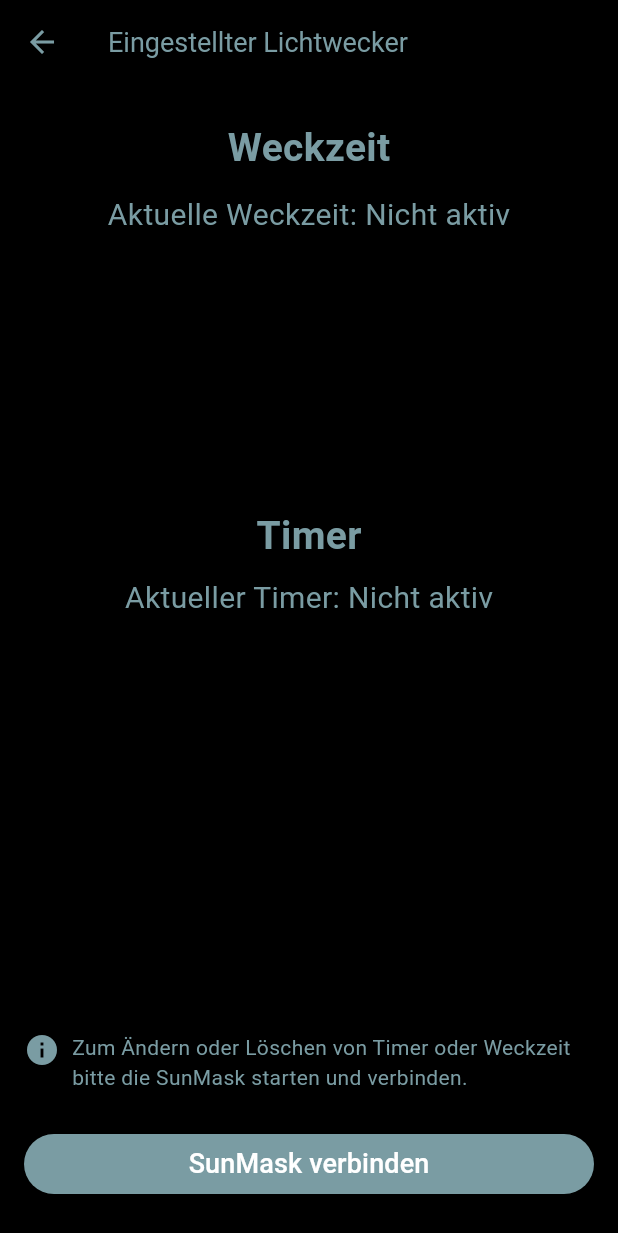
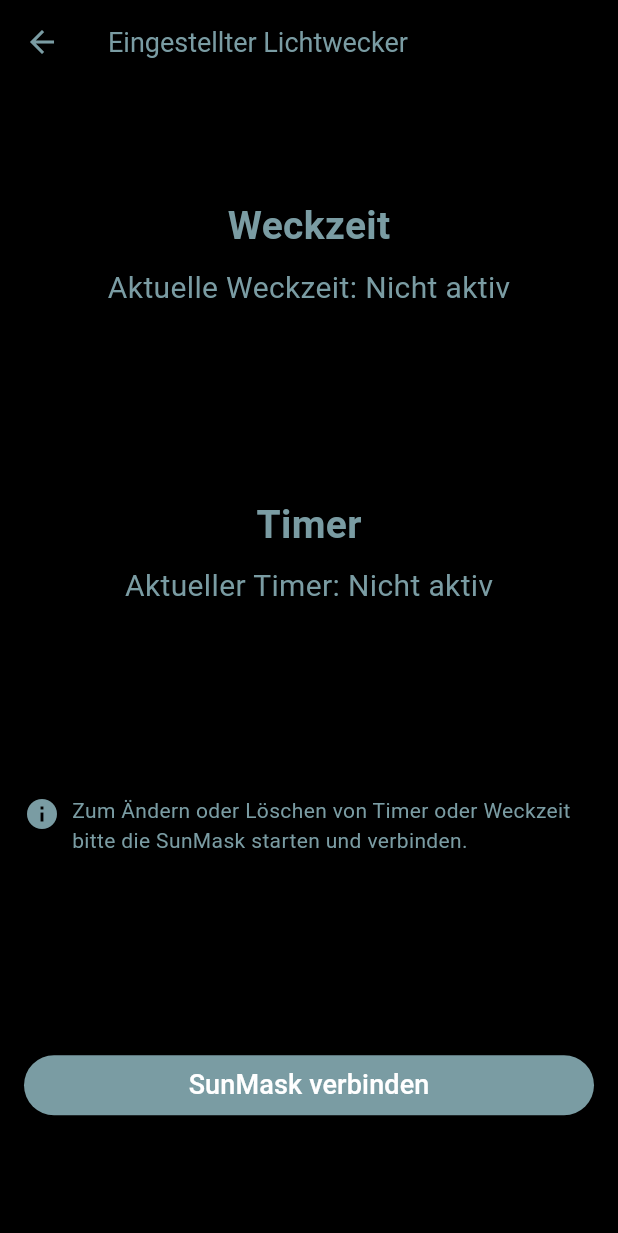
Before and after one commit to SomnusSunMask/SunMask-new, a Flutter app: the DeviceOverviewPage screen opened directly with empty values, on a phone screen of 412 x 824 dp. Shown: the top 1233 px of the screen. Run offline on Flutter 3.47's test engine with Material 3 defaults, Android fonts, the phone set to English and light mode, and no system bars; our stand-ins replace flutter_blue_plus, shared_preferences; accounts and stored records are empty.

Commit message:
Update main.dart

```diff
--- a/lib/main.dart
+++ b/lib/main.dart
@@ -1187,7 +1187,6 @@
           minute,
         );
 
-      // Wenn die Weckzeit heute schon vorbei ist → auf morgen verschieben
         if (wakeDateTime.isBefore(now)) {
           wakeDateTime = wakeDateTime.add(const Duration(days: 1));
         }
@@ -1202,7 +1201,6 @@
 
     return "Nicht aktiv";
   }
-
 
   String formatDuration(Duration duration) {
     final hours = duration.inHours;
@@ -1334,16 +1332,24 @@
       body: Padding(
         padding: const EdgeInsets.symmetric(horizontal: 16.0, vertical: 24),
         child: Column(
-          crossAxisAlignment: CrossAxisAlignment.center,
+          mainAxisAlignment: MainAxisAlignment.spaceEvenly,
+          children: [
+            Column(
               children: [
                 const Text("Weckzeit", style: TextStyle(fontSize: 26, fontWeight: FontWeight.bold)),
-            const SizedBox(height: 12),
+                const SizedBox(height: 8),
                 Text("Aktuelle Weckzeit: $wakeTimeText", style: const TextStyle(fontSize: 20)),
-            const SizedBox(height: 181),
+              ],
+            ),
+            const SizedBox(height: 20),
+            Column(
+              children: [
                 const Text("Timer", style: TextStyle(fontSize: 26, fontWeight: FontWeight.bold)),
                 const SizedBox(height: 8),
                 Text("Aktueller Timer: $timerText", style: const TextStyle(fontSize: 20)),
-            const Spacer(),
+              ],
+            ),
+            const SizedBox(height: 20),
             Row(
               crossAxisAlignment: CrossAxisAlignment.start,
               children: [
@@ -1361,10 +1367,9 @@
             SizedBox(
               width: double.infinity,
               child: ElevatedButton(
-                style: ButtonStyle(
-                  backgroundColor: WidgetStateProperty.all<Color>(blaugrau),
-                  foregroundColor: WidgetStateProperty.all<Color>(Colors.white),
-                  overlayColor: WidgetStateProperty.all<Color>(Colors.transparent),
+                style: ElevatedButton.styleFrom(
+                  backgroundColor: blaugrau,
+                  foregroundColor: Colors.white,
                 ),
                 onPressed: isConnecting ? null : connectToDeviceById,
                 child: Text(
```
Lines whose indentation alone changed are shown as unchanged.
